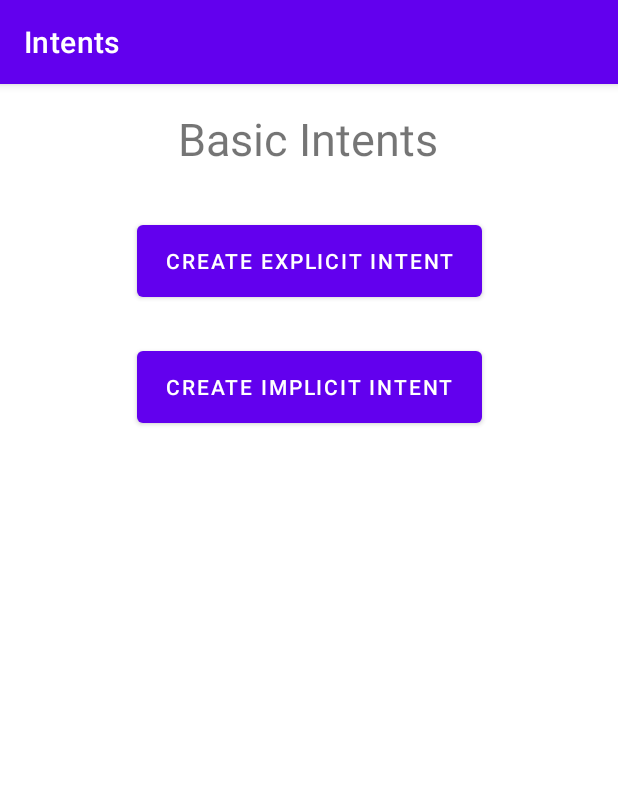
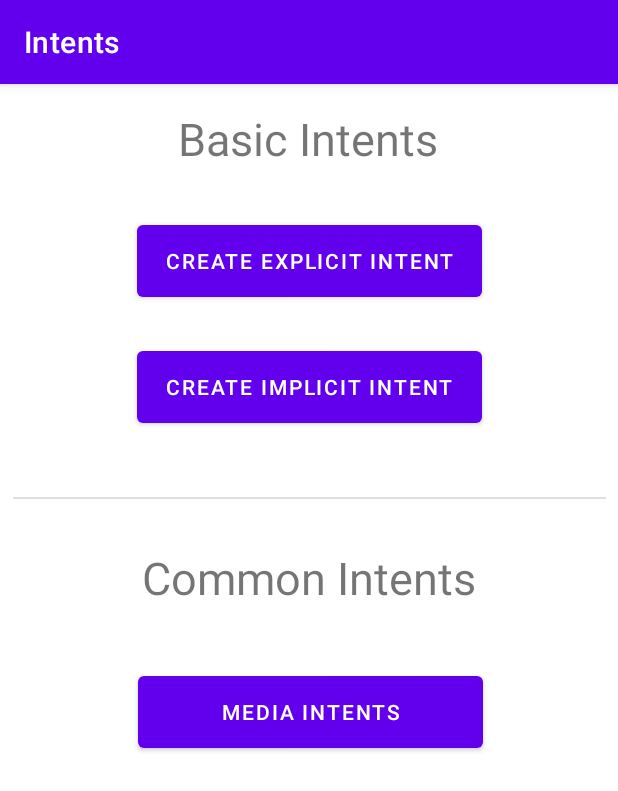
Before and after one commit to Bejussi/Intents, an Android app: the screen it shows after launch (MainActivity), on a phone screen of 412 x 824 dp. Shown: the top 791 px of the screen. Run offline under Robolectric (Android 15) with nearby library versions, the phone set to English and light mode, and no system bars.

Commit message:
Create media intent: starting the camera, open a url, capturing a picture, compose an sms message

```diff
--- a/app/src/main/AndroidManifest.xml
+++ b/app/src/main/AndroidManifest.xml
@@ -14,6 +14,9 @@
         android:theme="@style/Theme.Intents"
         tools:targetApi="31">
         <activity
+            android:name=".MediaActivity"
+            android:exported="false" />
+        <activity
             android:name=".DestinationActivity"
             android:exported="false" />
         <activity
--- a/app/src/main/res/layout/activity_main.xml
+++ b/app/src/main/res/layout/activity_main.xml
@@ -43,5 +43,43 @@
         app:layout_constraintStart_toStartOf="parent"
         app:layout_constraintTop_toTopOf="parent" />
 
+    <View
+        android:id="@+id/divider"
+        android:layout_width="395dp"
+        android:layout_height="1dp"
+        android:layout_marginStart="8dp"
+        android:layout_marginTop="43dp"
+        android:layout_marginEnd="8dp"
+        android:background="?android:attr/listDivider"
+        app:layout_constraintEnd_toEndOf="parent"
+        app:layout_constraintStart_toStartOf="parent"
+        app:layout_constraintTop_toBottomOf="@+id/create_implicit" />
+
+    <TextView
+        android:id="@+id/textView4"
+        android:layout_width="wrap_content"
+        android:layout_height="wrap_content"
+        android:layout_marginStart="93dp"
+        android:layout_marginTop="32dp"
+        android:layout_marginEnd="94dp"
+        android:text="@string/strCommonIntentsTitle"
+        android:textSize="30sp"
+        app:layout_constraintEnd_toEndOf="parent"
+        app:layout_constraintStart_toStartOf="parent"
+        app:layout_constraintTop_toBottomOf="@+id/divider" />
+
+    <Button
+        android:id="@+id/btnMediaIntents"
+        android:layout_width="230dp"
+        android:layout_height="60dp"
+        android:layout_marginStart="92dp"
+        android:layout_marginTop="39dp"
+        android:layout_marginEnd="92dp"
+        android:text="@string/strMediaIntents"
+        app:layout_constraintEnd_toEndOf="parent"
+        app:layout_constraintHorizontal_bias="0.333"
+        app:layout_constraintStart_toStartOf="parent"
+        app:layout_constraintTop_toBottomOf="@+id/textView4" />
+
 
 </androidx.constraintlayout.widget.ConstraintLayout>
```
Also changed, not shown: app/src/main/java/com/bejussi/intents/MainActivity.kt (+7 -0 lines), app/src/main/java/com/bejussi/intents/MediaActivity.kt (added, +82 -0 lines), app/src/main/res/layout/activity_media.xml (added, +83 -0 lines), app/src/main/res/values/strings.xml (+9 -0 lines).
